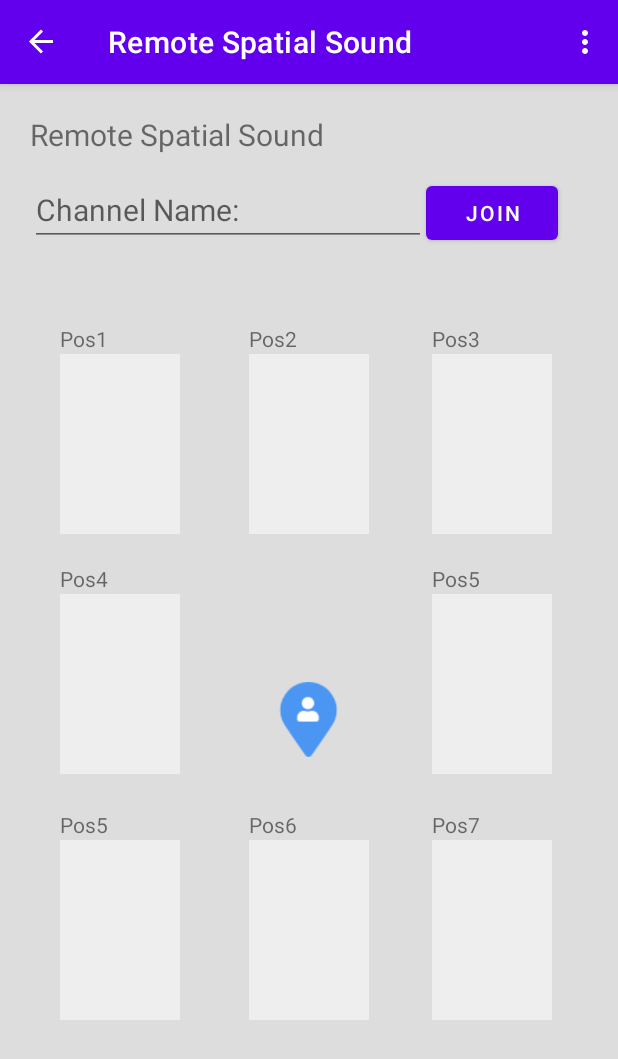
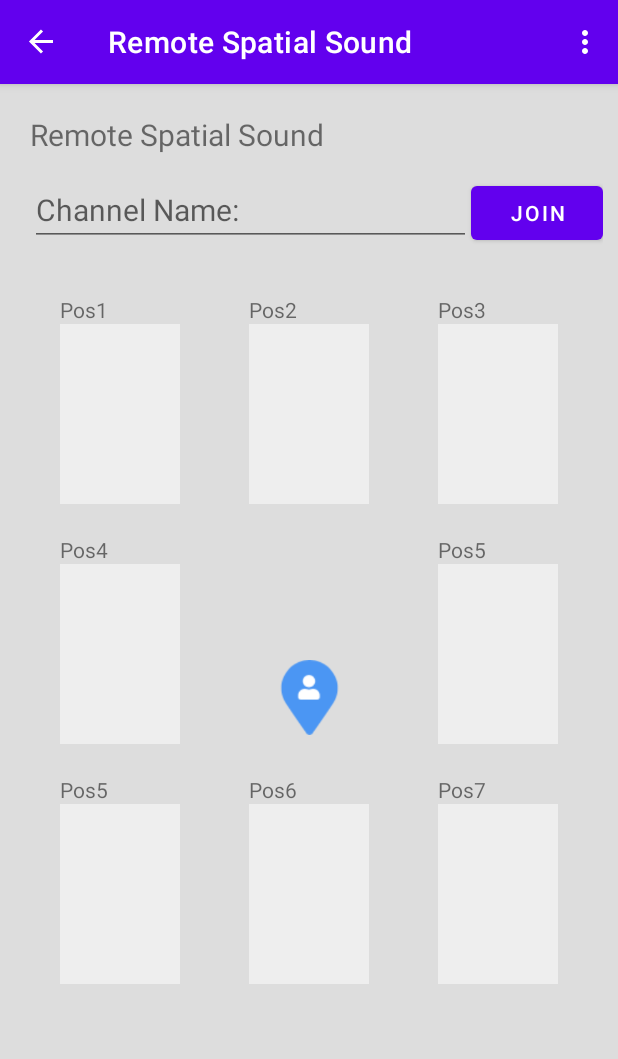
Before and after one commit to AgoraIO-Community/3DSpatialAudioDemo, an Android app: the RemoteSpatialSound screen opened through its navigation route, on a phone screen of 412 x 824 dp. Shown: the top 1059 px of the screen. Run offline under Robolectric (Android 15) with nearby library versions, the phone set to English and light mode, and no system bars; our stand-ins replace navigation-ui; libraries missing offline, so code that uses them is left out: io.agora.rtc2; 7 statements that could not run were skipped.

Commit message:
modify Android UI

```diff
--- a/src/Android/3DSpatialDemo/app/build.gradle
+++ b/src/Android/3DSpatialDemo/app/build.gradle
@@ -7,10 +7,11 @@ def localSdkPath= "${rootProject.projectDir.absolutePath}/../sdk"
 android {
     namespace 'io.agora.nathan.spatialsound'
     compileSdk 32
+    buildToolsVersion "32.0.0"
 
     defaultConfig {
         applicationId "io.agora.nathan.spatialsound"
-        minSdk 29
+        minSdk 21
         targetSdk 32
         versionCode 2
         versionName "1.2"
--- a/src/Android/3DSpatialDemo/app/src/main/java/io/agora/nathan/spatialsound/HomeFragment.java
+++ b/src/Android/3DSpatialDemo/app/src/main/java/io/agora/nathan/spatialsound/HomeFragment.java
@@ -30,7 +30,7 @@ public class HomeFragment extends Fragment {
     public void onViewCreated(@NonNull View view, Bundle savedInstanceState) {
         super.onViewCreated(view, savedInstanceState);
 
-        binding.buttonDemo1.setOnClickListener(new View.OnClickListener() {
+        binding.demo1.setOnClickListener(new View.OnClickListener() {
             @Override
             public void onClick(View view) {
                 NavHostFragment.findNavController(HomeFragment.this)
@@ -38,7 +38,23 @@ public class HomeFragment extends Fragment {
             }
         });
 
-        binding.buttonDemo2.setOnClickListener(new View.OnClickListener() {
+        binding.demo2.setOnClickListener(new View.OnClickListener() {
+            @Override
+            public void onClick(View view) {
+                NavHostFragment.findNavController(HomeFragment.this)
+                        .navigate(R.id.action_homeFragment_to_remoteSpatialSound);
+            }
+        });
+
+        binding.btnDemo1.setOnClickListener(new View.OnClickListener() {
+            @Override
+            public void onClick(View view) {
+                NavHostFragment.findNavController(HomeFragment.this)
+                        .navigate(R.id.action_homeFragment_to_demoSpatialSound);
+            }
+        });
+
+        binding.btnDemo2.setOnClickListener(new View.OnClickListener() {
             @Override
             public void onClick(View view) {
                 NavHostFragment.findNavController(HomeFragment.this)
--- a/src/Android/3DSpatialDemo/app/src/main/java/io/agora/nathan/spatialsound/common/PositionManager.java
+++ b/src/Android/3DSpatialDemo/app/src/main/java/io/agora/nathan/spatialsound/common/PositionManager.java
@@ -32,7 +32,7 @@ public class PositionManager {
 
     private static int[] seatIds = new int[] {0,0,0,0,0,0,0,0};
     private static int[] _seatIds = new int[] {
-        R.id.seat0, R.id.seat1, R.id.seat2, R.id.seat3, R.id.seat4, R.id.seat5, R.id.seat6, R.id.seat7
+        R.id.st0, R.id.st1, R.id.st2, R.id.st3, R.id.st4, R.id.st5, R.id.st6, R.id.st7
     };
     private VideoLayout[] seats = new VideoLayout[8];
 
--- a/src/Android/3DSpatialDemo/app/src/main/res/layout/fragment_home.xml
+++ b/src/Android/3DSpatialDemo/app/src/main/res/layout/fragment_home.xml
@@ -10,69 +10,73 @@
 
         android:layout_width="wrap_content"
         android:layout_height="wrap_content"
-        android:layout_gravity="center_horizontal"
+
         android:layout_marginHorizontal="20dp"
         android:layout_marginTop="60dp"
-        android:gravity="center"
-        android:text="@string/spatial_sound_tip"
+        android:text="@string/app_name"
         android:textColor="@android:color/black"
-        android:textSize="20sp" />
+        android:textSize="22sp" />
 
     <LinearLayout
         android:id="@+id/top_layout"
-        android:layout_marginTop="140dp"
+        android:layout_marginTop="160dp"
         android:layout_marginLeft="10dp"
         android:layout_marginRight="10dp"
         android:layout_width="match_parent"
         android:layout_height="60dp"
         android:orientation="horizontal">
     <TextView
-        android:id="@+id/textview_first"
+        android:id="@+id/demo1"
         android:layout_width="wrap_content"
         android:layout_height="wrap_content"
         android:text="@string/spacial_sound_demo"
-        android:minWidth="240dp"
+        android:layout_weight="1.0"
         android:textSize="20dp"
         android:layout_marginTop="10dp"
         android:layout_marginLeft="20dp" />
 
-    <Button
-        android:id="@+id/button_demo1"
-        android:layout_width="wrap_content"
-        android:layout_height="wrap_content"
-        android:text="@string/next"
-        android:layout_gravity="center_horizontal"
-        android:layout_marginTop="0dp"
-        android:layout_marginHorizontal="20dp"
-        />
+        <Button
+            android:id="@+id/btn_demo1"
+            android:layout_width="wrap_content"
+            android:layout_height="wrap_content"
+
+            android:text="@string/next"
+            />
     </LinearLayout>
     <LinearLayout
         android:id="@+id/top_layout2"
-        android:layout_marginTop="210dp"
+        android:layout_marginTop="230dp"
         android:layout_marginLeft="10dp"
         android:layout_marginRight="10dp"
         android:layout_width="match_parent"
         android:layout_height="60dp"
         android:orientation="horizontal">
         <TextView
-            android:id="@+id/textview_demo2"
+            android:id="@+id/demo2"
             android:layout_width="wrap_content"
             android:layout_height="wrap_content"
             android:text="@string/spacial_sound_demo2"
-            android:minWidth="240dp"
             android:textSize="20dp"
+            android:layout_weight="1.0"
             android:layout_marginTop="10dp"
             android:layout_marginLeft="20dp" />
-
         <Button
-            android:id="@+id/button_demo2"
+            android:id="@+id/btn_demo2"
             android:layout_width="wrap_content"
             android:layout_height="wrap_content"
+
             android:text="@string/next"
-            android:layout_gravity="center_horizontal"
-            android:layout_marginTop="0dp"
-            android:layout_marginHorizontal="20dp"
             />
     </LinearLayout>
 
+    <TextView
+
+        android:layout_width="wrap_content"
+        android:layout_height="wrap_content"
+
+        android:layout_marginHorizontal="20dp"
+        android:layout_marginTop="460dp"
+        android:text="@string/spatial_sound_tip"
+        android:textColor="@android:color/black"
+        android:textSize="14sp" />
 </FrameLayout>
--- a/src/Android/3DSpatialDemo/app/src/main/res/layout/fragment_remote_spatial_sound.xml
+++ b/src/Android/3DSpatialDemo/app/src/main/res/layout/fragment_remote_spatial_sound.xml
@@ -25,7 +25,8 @@
                 <EditText
                     android:id="@+id/et_channel"
                     android:layout_marginLeft="10dp"
-                    android:layout_width="264dp"
+                    android:layout_width="0dp"
+                    android:layout_weight="1.0"
                     android:layout_height="wrap_content"
                     android:hint="@string/channel_name"
                     android:textSize="20dp" />
@@ -41,95 +42,118 @@
         </LinearLayout>
 
 
+        <androidx.constraintlayout.widget.ConstraintLayout
+            android:layout_width="match_parent"
+            android:layout_height="match_parent"
+            android:layout_marginTop="100dp"
+            android:scrollbars="vertical"
+            >
+
+                <ImageView
+                    android:id="@+id/iv_listener"
+                    android:layout_width="50dp"
+                    android:layout_height="50dp"
+                    android:layout_marginTop="-50dp"
+                    android:layout_gravity="center"
+                    android:src="@drawable/ic_local"
+                    app:layout_constraintBottom_toBottomOf="parent"
+                    app:layout_constraintEnd_toEndOf="parent"
+                    app:layout_constraintStart_toStartOf="parent"
+                    app:layout_constraintTop_toTopOf="parent"
+                    />
+                <io.agora.nathan.spatialsound.widgets.VideoLayout
+                    android:id="@+id/st0"
+                    android:layout_width="80dp"
+                    android:layout_height="120dp"
+                    android:layout_marginLeft="40dp"
+                    android:layout_marginTop="60dp"
+                    android:background="#eee"
+                    app:layout_constraintLeft_toLeftOf="parent"
+                    app:layout_constraintTop_toTopOf="parent"
+                    />
 
                 <io.agora.nathan.spatialsound.widgets.VideoLayout
-                    android:id="@+id/seat0"
-                    android:background="#eee"
+                    android:id="@+id/st1"
                     android:layout_width="80dp"
                     android:layout_height="120dp"
-                    android:layout_marginStart="40dp"
-                    android:layout_marginTop="180dp"
+                    android:background="#eee"
+                    android:layout_marginTop="60dp"
+                    app:layout_constraintLeft_toLeftOf="parent"
+                    app:layout_constraintRight_toRightOf="parent"
+                    app:layout_constraintTop_toTopOf="parent"
                      />
 
                 <io.agora.nathan.spatialsound.widgets.VideoLayout
-                    android:id="@+id/seat1"
-                    android:background="#eee"
+                    android:id="@+id/st2"
                     android:layout_width="80dp"
                     android:layout_height="120dp"
-                    android:layout_marginStart="166dp"
-                    android:layout_marginTop="180dp"
+                    android:background="#eee"
+                    android:layout_marginRight="40dp"
+                    android:layout_marginTop="60dp"
+                    app:layout_constraintRight_toRightOf="parent"
+                    app:layout_constraintTop_toTopOf="parent"/>
+
+                <io.agora.nathan.spatialsound.widgets.VideoLayout
+                    android:id="@+id/st3"
+                    android:layout_width="80dp"
+                    android:layout_height="120dp"
+                    android:background="#eee"
+                    android:layout_marginLeft="40dp"
+                    android:layout_marginTop="40dp"
+                    app:layout_constraintLeft_toLeftOf="parent"
+                    app:layout_constraintTop_toBottomOf="@+id/st0"/>
+
+                <io.agora.nathan.spatialsound.widgets.VideoLayout
+                    android:id="@+id/st4"
+                    android:layout_width="80dp"
+                    android:layout_height="120dp"
+                    android:background="#eee"
+                    android:layout_marginRight="40dp"
+                    android:layout_marginTop="40dp"
+                    app:layout_constraintLeft_toLeftOf="@+id/st2"
+                    app:layout_constraintTop_toBottomOf="@+id/st2"/>
+
+                <io.agora.nathan.spatialsound.widgets.VideoLayout
+                    android:id="@+id/st5"
+                    android:layout_width="80dp"
+                    android:layout_height="120dp"
+                    android:layout_marginTop="40dp"
+                    android:layout_marginLeft="40dp"
+                    android:background="#eee"
+                    app:layout_constraintTop_toBottomOf="@+id/st3"
+                    app:layout_constraintLeft_toLeftOf="parent"
                     />
 
                 <io.agora.nathan.spatialsound.widgets.VideoLayout
-                    android:id="@+id/seat2"
-                    android:background="#eee"
+                    android:id="@+id/st6"
                     android:layout_width="80dp"
                     android:layout_height="120dp"
-                    android:layout_marginStart="288dp"
-                    android:layout_marginTop="180dp"
-                     />
+                    android:background="#eee"
+                    app:layout_constraintLeft_toLeftOf="parent"
+                    app:layout_constraintRight_toRightOf="parent"
+                    app:layout_constraintBottom_toBottomOf="@+id/st5"
 
-                <io.agora.nathan.spatialsound.widgets.VideoLayout
-                    android:id="@+id/seat3"
-                    android:background="#eee"
-                    android:layout_width="80dp"
-                    android:layout_height="120dp"
-                    android:layout_marginStart="40dp"
-                    android:layout_marginTop="340dp"
-                   />
-
-        <ImageView
-            android:id="@+id/iv_listener"
-            android:layout_width="50dp"
-            android:layout_height="50dp"
-            android:translationY="40dp"
-            android:layout_gravity="center"
-            android:src="@drawable/ic_local"/>
-
-                <io.agora.nathan.spatialsound.widgets.VideoLayout
-                    android:id="@+id/seat4"
-                    android:background="#eee"
-                    android:layout_width="80dp"
-                    android:layout_height="120dp"
-                    android:layout_marginStart="288dp"
-                    android:layout_marginTop="340dp"
-                    app:layout_constraintStart_toStartOf="parent"
-                    app:layout_constraintTop_toTopOf="parent" />
-
-                <io.agora.nathan.spatialsound.widgets.VideoLayout
-                    android:id="@+id/seat5"
-                    android:background="#eee"
-                    android:layout_width="80dp"
-                    android:layout_height="120dp"
-                    android:layout_marginStart="40dp"
-                    android:layout_marginTop="504dp"
-                     />
-
-                <io.agora.nathan.spatialsound.widgets.VideoLayout
-                    android:id="@+id/seat6"
-                    android:background="#eee"
-                    android:layout_width="80dp"
-                    android:layout_height="120dp"
-                    android:layout_marginStart="166dp"
-                    android:layout_marginTop="504dp"
                     />
 
                 <io.agora.nathan.spatialsound.widgets.VideoLayout
-                    android:id="@+id/seat7"
-                    android:background="#eee"
+                    android:id="@+id/st7"
                     android:layout_width="80dp"
                     android:layout_height="120dp"
-                    android:layout_marginStart="288dp"
-                    android:layout_marginTop="504dp"
-                     />
+                    android:background="#eee"
+
+                    app:layout_constraintLeft_toLeftOf="@+id/st4"
+                    app:layout_constraintBottom_toBottomOf="@+id/st5"/>
+
+
+
 
         <TextView
             android:id="@+id/seatName0"
             android:layout_width="wrap_content"
             android:layout_height="wrap_content"
             android:text="Pos1"
-            android:layout_marginStart="40dp"
-            android:layout_marginTop="160dp"
+            app:layout_constraintBottom_toTopOf="@+id/st0"
+            app:layout_constraintLeft_toLeftOf="@+id/st0"
             />
 
         <TextView
@@ -137,56 +161,56 @@
             android:layout_width="wrap_content"
             android:layout_height="wrap_content"
             android:text="Pos2"
-            android:layout_marginStart="166dp"
-            android:layout_marginTop="160dp"
+            app:layout_constraintBottom_toTopOf="@+id/st1"
+            app:layout_constraintLeft_toLeftOf="@+id/st1"
             />
         <TextView
             android:id="@+id/seatName2"
             android:layout_width="wrap_content"
             android:layout_height="wrap_content"
             android:text="Pos3"
-            android:layout_marginStart="288dp"
-            android:layout_marginTop="160dp"
+            app:layout_constraintBottom_toTopOf="@+id/st2"
+            app:layout_constraintLeft_toLeftOf="@+id/st2"
             />
         <TextView
             android:id="@+id/seatName3"
             android:layout_width="wrap_content"
             android:layout_height="wrap_content"
             android:text="Pos4"
-            android:layout_marginStart="40dp"
-            android:layout_marginTop="320dp"
+            app:layout_constraintBottom_toTopOf="@+id/st3"
+            app:layout_constraintLeft_toLeftOf="@+id/st3"
             />
         <TextView
             android:id="@+id/seatName4"
             android:layout_width="wrap_content"
             android:layout_height="wrap_content"
             android:text="Pos5"
-            android:layout_marginStart="288dp"
-            android:layout_marginTop="320dp"
+            app:layout_constraintBottom_toTopOf="@+id/st4"
+            app:layout_constraintLeft_toLeftOf="@+id/st4"
             />
         <TextView
             android:id="@+id/seatName5"
             android:layout_width="wrap_content"
             android:layout_height="wrap_content"
             android:text="Pos5"
-            android:layout_marginStart="40dp"
-            android:layout_marginTop="484dp"
+            app:layout_constraintBottom_toTopOf="@+id/st5"
+            app:layout_constraintLeft_toLeftOf="@+id/st5"
             />
         <TextView
             android:id="@+id/seatName6"
             android:layout_width="wrap_content"
             android:layout_height="wrap_content"
             android:text="Pos6"
-            android:layout_marginStart="166dp"
-            android:layout_marginTop="484dp"
+            app:layout_constraintBottom_toTopOf="@+id/st6"
+            app:layout_constraintLeft_toLeftOf="@+id/st6"
             />
         <TextView
             android:id="@+id/seatName7"
             android:layout_width="wrap_content"
             android:layout_height="wrap_content"
             android:text="Pos7"
-            android:layout_marginStart="288dp"
-            android:layout_marginTop="484dp"
+            app:layout_constraintBottom_toTopOf="@+id/st7"
+            app:layout_constraintLeft_toLeftOf="@+id/st7"
             />
-
+        </androidx.constraintlayout.widget.ConstraintLayout>
 </FrameLayout>
```
Also changed, not shown: src/Android/3DSpatialDemo/app/src/main/AndroidManifest.xml (+2 -5 lines).
